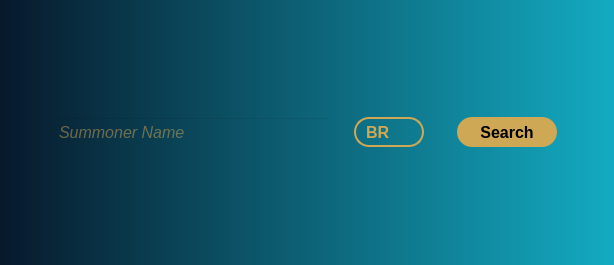
First picture: the form in mainwindow.ui, repository YannikSahl/TFT-Analyzer, before the edit.
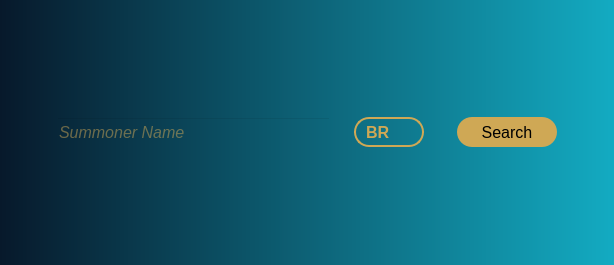
Second picture: the form after the edit. Icons and pictures are not drawn.

```diff
--- a/mainwindow.ui
+++ b/mainwindow.ui
@@ -109,8 +109,9 @@
        <font>
         <family>MS Sans Serif</family>
         <pointsize>12</pointsize>
-        <weight>75</weight>
-        <bold>true</bold>
+        <weight>50</weight>
+        <bold>false</bold>
+        <kerning>true</kerning>
        </font>
       </property>
       <property name="cursor">
```
